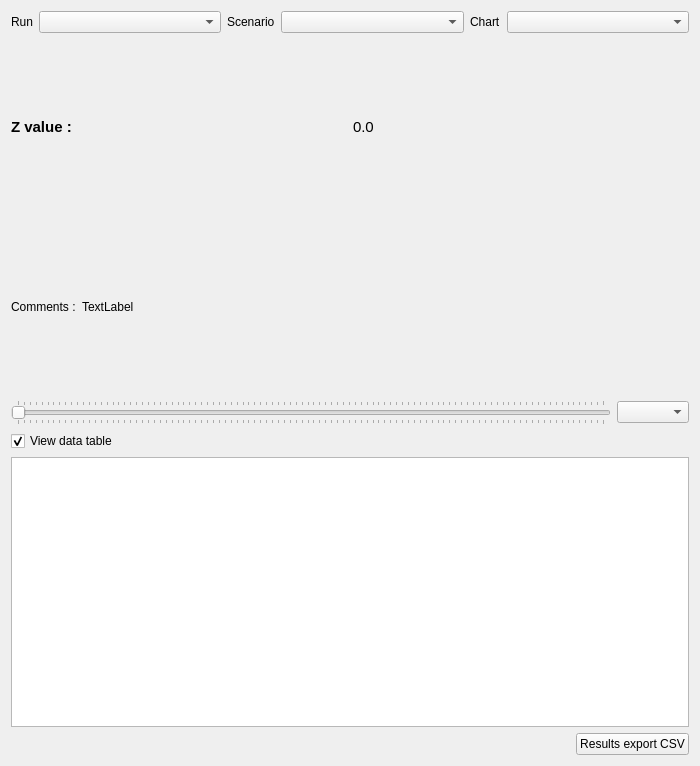
Qt form ui/graphResult.ui (Artelia/Mascaret) before a commit.
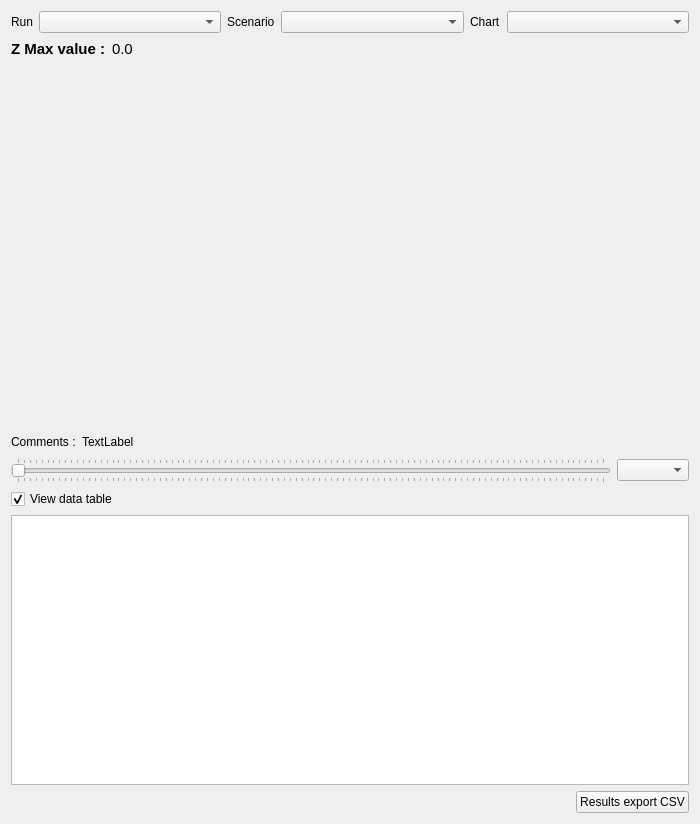
The same form after that commit.

The edit to the form file:
```diff
--- a/ui/graphResult.ui
+++ b/ui/graphResult.ui
@@ -7,7 +7,7 @@
     <x>0</x>
     <y>0</y>
     <width>700</width>
-    <height>766</height>
+    <height>824</height>
    </rect>
   </property>
   <property name="windowTitle">
@@ -89,9 +89,6 @@
           </item>
          </layout>
         </item>
-        <item>
-         <layout class="QVBoxLayout" name="lay_graph"/>
-        </item>
         <item>
          <layout class="QHBoxLayout" name="horizontalLayout_4">
           <item>
@@ -104,7 +101,7 @@
              </font>
             </property>
             <property name="text">
-             <string>Z value :</string>
+             <string>Z Max value :</string>
             </property>
            </widget>
           </item>
@@ -119,6 +116,43 @@
              <string>0.0</string>
             </property>
            </widget>
+          </item>
+          <item>
+           <spacer name="horizontalSpacer_3">
+            <property name="orientation">
+             <enum>Qt::Horizontal</enum>
+            </property>
+            <property name="sizeHint" stdset="0">
+             <size>
+              <width>40</width>
+              <height>20</height>
+             </size>
+            </property>
+           </spacer>
+          </item>
+         </layout>
+        </item>
+        <item>
+         <layout class="QHBoxLayout" name="horizontalLayout_6">
+          <item>
+           <layout class="QVBoxLayout" name="lay_graph"/>
+          </item>
+          <item>
+           <layout class="QVBoxLayout" name="verticalLayout_6">
+            <item>
+             <spacer name="verticalSpacer">
+              <property name="orientation">
+               <enum>Qt::Vertical</enum>
+              </property>
+              <property name="sizeHint" stdset="0">
+               <size>
+                <width>20</width>
+                <height>40</height>
+               </size>
+              </property>
+             </spacer>
+            </item>
+           </layout>
           </item>
          </layout>
         </item>
```
